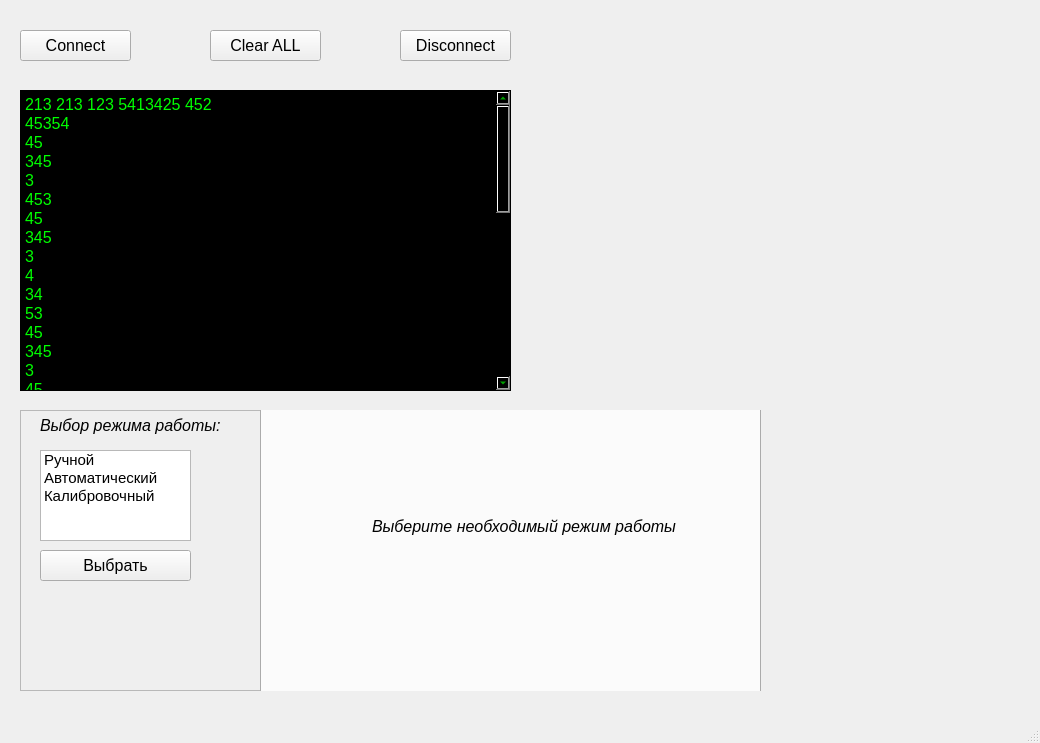
The window that base.ui (sergey-png/milandr_COMPort) describes before a commit, drawn with Qt 5.
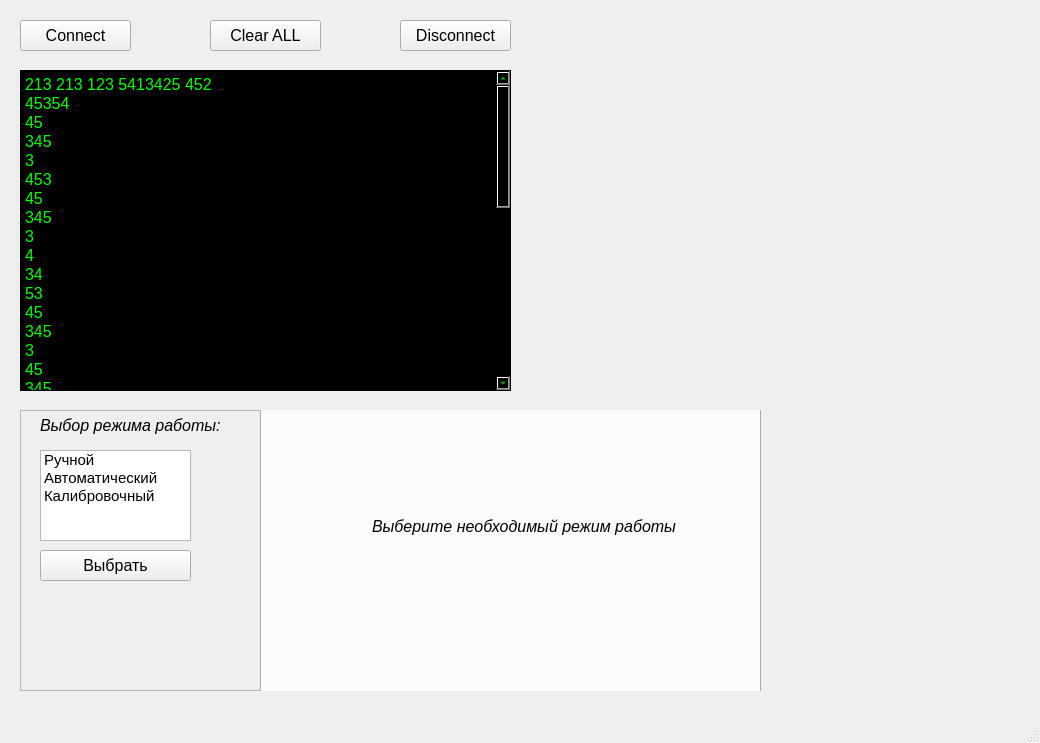
The same window after the commit. Custom widgets are drawn as their Qt base class.

Commit message: MAJOR CHANGES v.2.0b

The edit to the form file:
```diff
--- a/base.ui
+++ b/base.ui
@@ -23,9 +23,9 @@
     <property name="geometry">
      <rect>
       <x>20</x>
-      <y>90</y>
+      <y>70</y>
       <width>491</width>
-      <height>301</height>
+      <height>321</height>
      </rect>
     </property>
     <property name="styleSheet">
@@ -82,7 +82,7 @@
     <property name="geometry">
      <rect>
       <x>20</x>
-      <y>30</y>
+      <y>20</y>
       <width>111</width>
       <height>31</height>
      </rect>
@@ -95,7 +95,7 @@
     <property name="geometry">
      <rect>
       <x>400</x>
-      <y>30</y>
+      <y>20</y>
       <width>111</width>
       <height>31</height>
      </rect>
@@ -108,7 +108,7 @@
     <property name="geometry">
      <rect>
       <x>210</x>
-      <y>30</y>
+      <y>20</y>
       <width>111</width>
       <height>31</height>
      </rect>
```
The commit also changes 1 other file.
